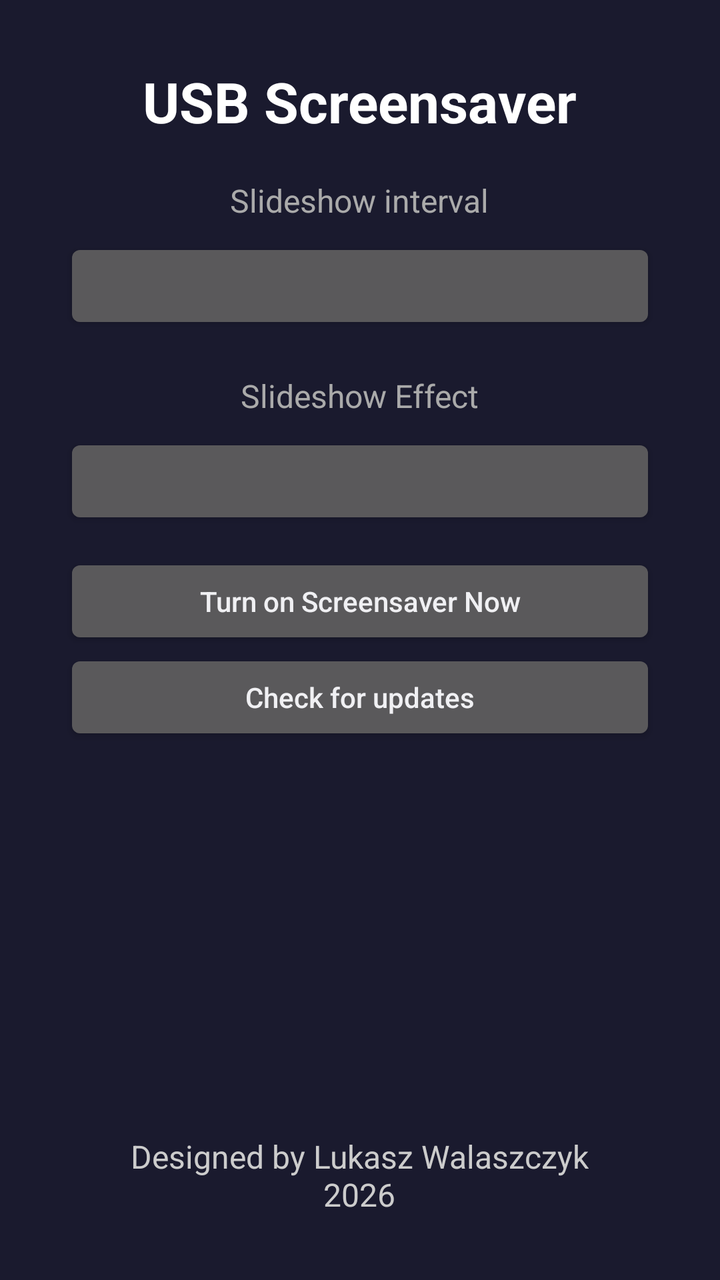
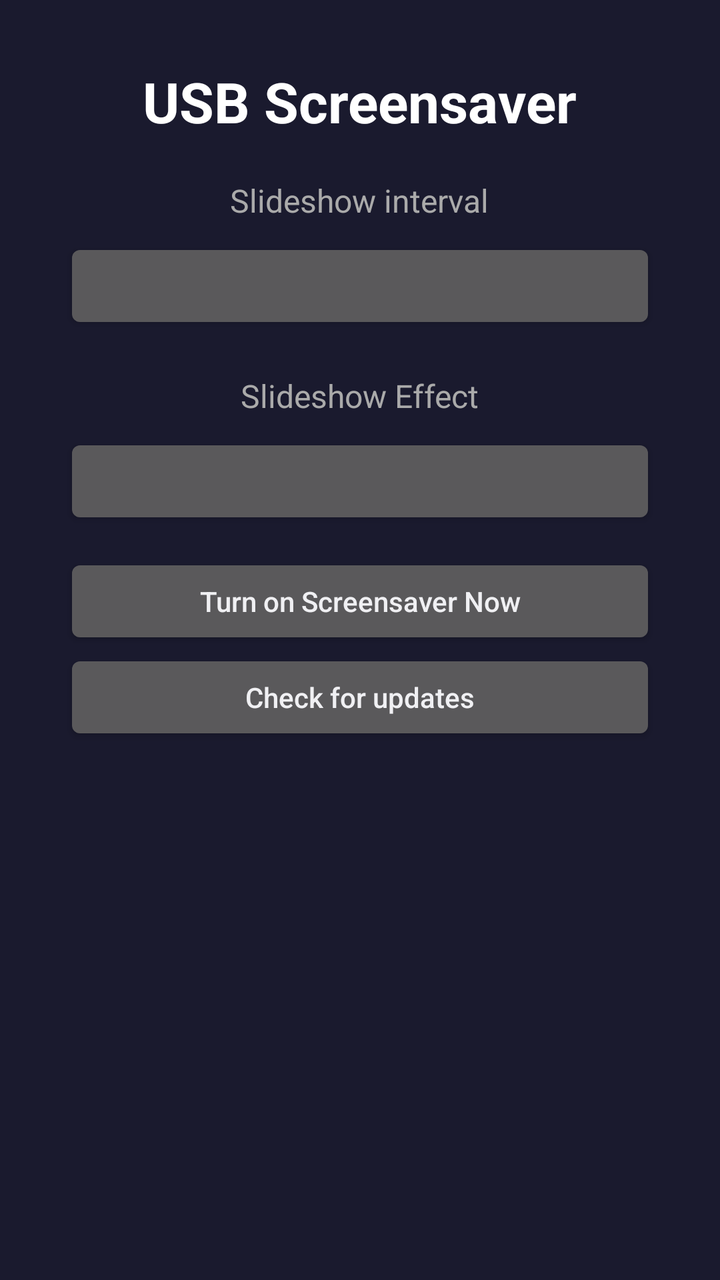

Compare the two renders of this Android layout. The source of the first and the diff that turns it into the second are given below.
<!-- AndroidManifest.xml: activity theme Theme.Transparent -->
<!-- res/layout/activity_main.xml -->
<?xml version="1.0" encoding="utf-8"?>
<LinearLayout xmlns:android="http://schemas.android.com/apk/res/android"
    android:layout_width="match_parent"
    android:layout_height="match_parent"
    android:orientation="vertical"
    android:gravity="center_horizontal"
    android:padding="32dp"
    android:background="#1a1a2e">

    <TextView
        android:layout_width="wrap_content"
        android:layout_height="wrap_content"
        android:text="@string/app_name"
        android:textColor="#ffffff"
        android:textSize="28sp"
        android:textStyle="bold"
        android:layout_marginBottom="20dp" />

    <TextView
        android:text="@string/interval_label"
        android:layout_width="wrap_content"
        android:layout_height="wrap_content"
        android:textColor="#aaaaaa"
        android:textSize="16sp"
        android:layout_marginBottom="8dp" />

    <Button
        android:id="@+id/intervalButton"
        android:layout_width="match_parent"
        android:layout_height="wrap_content"
        android:textAllCaps="false"
        android:layout_marginBottom="20dp" />

    <TextView
        android:layout_width="wrap_content"
        android:layout_height="wrap_content"
        android:text="@string/effect_label"
        android:textColor="#aaaaaa"
        android:textSize="16sp"
        android:layout_marginBottom="8dp" />

    <Button
        android:id="@+id/effectButton"
        android:layout_width="match_parent"
        android:layout_height="wrap_content"
        android:textAllCaps="false" />

    <Button
        android:id="@+id/startSlideshow"
        android:layout_width="match_parent"
        android:layout_height="wrap_content"
        android:layout_marginTop="12dp"
        android:text="@string/start_slideshow"
        android:textAllCaps="false" />

    <Button
        android:id="@+id/checkUpdates"
        android:layout_width="match_parent"
        android:layout_height="wrap_content"
        android:text="@string/check_updates"
        android:textAllCaps="false" />

    <Space
        android:layout_width="1dp"
        android:layout_height="0dp"
        android:layout_weight="1" />
    <TextView
        android:layout_width="wrap_content"
        android:layout_height="wrap_content"
        android:gravity="center"
        android:text="@string/designer_credit"
        android:textColor="#cccccc"
        android:textSize="16sp" />

</LinearLayout>
<!-- resources referenced by this layout -->
<resources>
  <string name="app_name">USB Screensaver</string>
  <string name="check_updates">Check for updates</string>
  <string name="designer_credit">Designed by Lukasz Walaszczyk\n2026</string>
  <string name="effect_label">Slideshow Effect</string>
  <string name="interval_label">Slideshow interval</string>
  <string name="start_slideshow">Turn on Screensaver Now</string>
  <style name="Theme.Transparent" parent="android:Theme.DeviceDefault.NoActionBar">
          <item name="android:windowBackground">@android:color/black</item>
          <item name="android:windowNoTitle">true</item>
          <item name="android:windowFullscreen">true</item>
      </style>
</resources>

<!-- the commit's change to res/layout/activity_main.xml (unified diff, before → after) -->
@@ -68,7 +68,7 @@
         android:layout_width="wrap_content"
         android:layout_height="wrap_content"
         android:gravity="center"
-        android:text="@string/designer_credit"
+        android:id="@+id/designerCredit"
         android:textColor="#cccccc"
         android:textSize="16sp" />
 
<!-- resource entries referenced after the edit -->
@@ -2,7 +2,6 @@
 <resources>
   <string name="app_name">USB Screensaver</string>
   <string name="check_updates">Check for updates</string>
-  <string name="designer_credit">Designed by Lukasz Walaszczyk\n2026</string>
   <string name="effect_label">Slideshow Effect</string>
   <string name="interval_label">Slideshow interval</string>
   <string name="start_slideshow">Turn on Screensaver Now</string>
